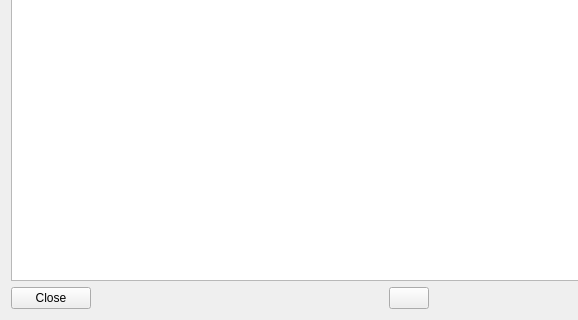
This is Notessa/todo_notes/ui/create_todo_note_widget.ui in Eixini/Notessa as Qt 5 draws it before an edit; both pictures show x 0 to 578 and y 167 to 487 of the 778 by 487 pixel window. The edited form follows.
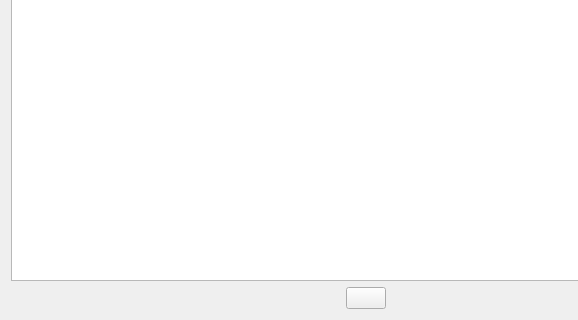
This is the edited form. Icons and pictures are not drawn.

```diff
--- a/Notessa/todo_notes/ui/create_todo_note_widget.ui
+++ b/Notessa/todo_notes/ui/create_todo_note_widget.ui
@@ -78,23 +78,6 @@
    </item>
    <item>
     <layout class="QHBoxLayout" name="buttons_panel_horizontal_layout">
-     <item>
-      <widget class="QPushButton" name="close_button">
-       <property name="text">
-        <string>Close</string>
-       </property>
-       <property name="icon">
-        <iconset resource="../../resource/icons.qrc">
-         <normaloff>:/icons/back.png</normaloff>:/icons/back.png</iconset>
-       </property>
-       <property name="iconSize">
-        <size>
-         <width>32</width>
-         <height>32</height>
-        </size>
-       </property>
-      </widget>
-     </item>
      <item>
       <spacer name="horizontalSpacer_2">
        <property name="orientation">
```
Left out of the diff: 6 changed lines with no effect on the pictures.
